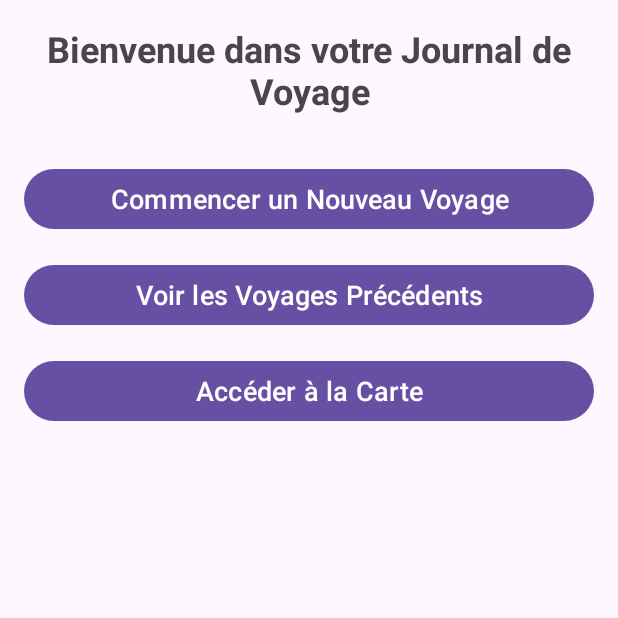
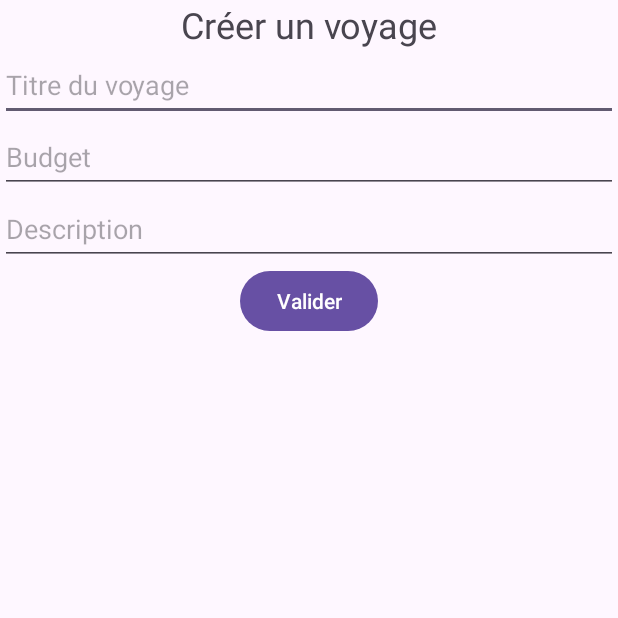
Before and after one commit to BastienLac/ProjetMobile, an Android app: the screen it shows after launch (MainActivity before the commit, CreateJourneyActivity after it), after a tap on "Commencer un Nouveau Voyage", on a phone screen of 412 x 824 dp, the top half of it. Run offline under Robolectric (Android 15) with nearby library versions, the phone set to English and light mode, and no system bars.

```diff
--- a/app/src/main/java/fr/android/projetmobile/model/Photo.java
+++ /dev/null
@@ -1,4 +0,0 @@
-package fr.android.projetmobile.model;
-
-public class Photo {
-}
--- /dev/null
+++ b/app/src/main/java/fr/android/projetmobile/outils/JourneyOpenHelper.java
@@ -0,0 +1,89 @@
+package fr.android.projetmobile.outils;
+
+
+import android.annotation.SuppressLint;
+import android.content.ContentValues;
+import android.content.Context;
+import android.database.Cursor;
+import android.database.sqlite.SQLiteDatabase;
+import android.database.sqlite.SQLiteOpenHelper;
+
+import java.util.ArrayList;
+import java.util.List;
+
+import fr.android.projetmobile.model.Journey;
+
+public class JourneyOpenHelper extends SQLiteOpenHelper {
+    private static final String SQL_CREATE_ENTRIES =
+            "CREATE TABLE " + Journey.JourneyEntry.TABLE_NAME + " (" +
+            Journey.JourneyEntry.COLUMN_NAME_ID + " INTEGER PRIMARY KEY AUTOINCREMENT NOT NULL," +
+            Journey.JourneyEntry.COLUMN_NAME_TITLE + " TEXT," +
+            Journey.JourneyEntry.COLUMN_NAME_BUDGET + " REAL," +
+            Journey.JourneyEntry.COLUMN_NAME_DESCRIPTION + " TEXT)";
+
+    private static final String SQL_DELETE_ENTRIES =
+            "DROP TABLE IF EXISTS " + Journey.JourneyEntry.TABLE_NAME;
+
+    public static final int DATABASE_VERSION = 1;
+    public static final String DATABASE_NAME = "Journey.db";
+
+    public JourneyOpenHelper(Context context) {
+        super(context, DATABASE_NAME, null, DATABASE_VERSION);
+    }
+
+    public void onCreate(SQLiteDatabase db) {
+        db.execSQL(SQL_CREATE_ENTRIES);
+    }
+    public void onUpgrade(SQLiteDatabase db, int oldVersion, int newVersion) {
+        db.execSQL(SQL_DELETE_ENTRIES);
+        onCreate(db);
+    }
+    public void onDowngrade(SQLiteDatabase db, int oldVersion, int newVersion) {
+        onUpgrade(db, oldVersion, newVersion);
+    }
+
+    public void addJourney(Journey journey) {
+        SQLiteDatabase db = this.getWritableDatabase();
+
+        ContentValues values = new ContentValues();
+        values.put(Journey.JourneyEntry.COLUMN_NAME_TITLE, journey.getTitle());
+        values.put(Journey.JourneyEntry.COLUMN_NAME_BUDGET, journey.getBudget());
+        values.put(Journey.JourneyEntry.COLUMN_NAME_DESCRIPTION, journey.getDescription());
+
+        long newRowId = db.insert(Journey.JourneyEntry.TABLE_NAME, null, values);
+        journey.setId(newRowId);
+    }
+
+    public void deleteJourney(Journey journey) {
+        SQLiteDatabase db = this.getWritableDatabase();
+        db.delete(Journey.JourneyEntry.TABLE_NAME, Journey.JourneyEntry.COLUMN_NAME_ID + " = ?",
+                new String[]{String.valueOf(journey.getId())});
+        db.close();
+    }
+
+    @SuppressLint("Range")
+    public List<Journey> getAllJourneys() {
+        List<Journey> journeyList = new ArrayList<>();
+
+        String selectQuery = "SELECT  * FROM " + Journey.JourneyEntry.TABLE_NAME;
+
+        SQLiteDatabase db = this.getWritableDatabase();
+        Cursor cursor = db.rawQuery(selectQuery, null);
+
+        if (cursor.moveToFirst()) {
+            do {
+                Journey journey = new Journey();
+                journey.setId(cursor.getLong(cursor.getColumnIndex(Journey.JourneyEntry.COLUMN_NAME_ID)));
+                journey.setTitle(cursor.getString(cursor.getColumnIndex(Journey.JourneyEntry.COLUMN_NAME_TITLE)));
+                journey.setBudget(cursor.getDouble(cursor.getColumnIndex(Journey.JourneyEntry.COLUMN_NAME_BUDGET)));
+                journey.setDescription(cursor.getString(cursor.getColumnIndex(Journey.JourneyEntry.COLUMN_NAME_DESCRIPTION)));
+                journeyList.add(journey);
+            } while (cursor.moveToNext());
+        }
+
+        cursor.close();
+        db.close();
+
+        return journeyList;
+    }
+}
--- a/app/src/main/java/fr/android/projetmobile/outils/MySqlOpenHelper.java
+++ /dev/null
@@ -1,4 +0,0 @@
-package fr.android.projetmobile.outils;
-
-public class MySqlOpenHelper {
-}
--- /dev/null
+++ b/app/src/main/java/fr/android/projetmobile/vue/CreateJourneyActivity.java
@@ -0,0 +1,54 @@
+package fr.android.projetmobile.vue;
+
+import androidx.appcompat.app.AppCompatActivity;
+import android.os.Bundle;
+import android.view.View;
+import android.widget.EditText;
+import android.widget.Toast;
+
+import fr.android.projetmobile.R;
+import fr.android.projetmobile.model.Journey;
+import fr.android.projetmobile.outils.JourneyOpenHelper;
+
+public class CreateJourneyActivity extends AppCompatActivity {
+
+    private EditText journeyTitle;
+    private EditText journeyBudget;
+    private EditText journeyDescription;
+    private JourneyOpenHelper journeyOpenHelper;
+
+    @Override
+    protected void onCreate(Bundle savedInstanceState) {
+        super.onCreate(savedInstanceState);
+        setContentView(R.layout.create_journey);
+
+        //on recupere les champs du formulaire
+        journeyTitle = findViewById(R.id.journeyTitle);
+        journeyBudget = findViewById(R.id.journeyBudget);
+        journeyDescription = findViewById(R.id.journeyDescription);
+
+        journeyOpenHelper = new JourneyOpenHelper(this);
+    }
+
+    public void validateJourney(View view) {
+        // on recupère les valeurs des champs
+        String title = journeyTitle.getText().toString();
+        String budget = journeyBudget.getText().toString();
+        String description = journeyDescription.getText().toString();
+
+        if (title.isEmpty() || budget.isEmpty()) {
+            Toast.makeText(this, "Veuillez remplir tous les champs", Toast.LENGTH_SHORT).show();
+            return;
+        }
+
+        Journey journey = new Journey(title, Double.parseDouble(budget), description);
+        journeyOpenHelper.addJourney(journey);
+
+        Toast.makeText(this, "Voyage ajouté avec succès", Toast.LENGTH_SHORT).show();
+
+        // redirige vers la page d'accueil
+        finish();
+    }
+
+
+}
--- a/app/src/main/java/fr/android/projetmobile/vue/MainActivity.java
+++ b/app/src/main/java/fr/android/projetmobile/vue/MainActivity.java
@@ -22,4 +22,14 @@ public class MainActivity extends AppCompatActivity {
         Intent intent = new Intent(MainActivity.this, MapActivity.class);
         startActivity(intent);
     }
+
+    public void CreateJourney(View view) {
+        Intent intent = new Intent(MainActivity.this, CreateJourneyActivity.class);
+        startActivity(intent);
+    }
+
+    public void DisplayJourney(View view) {
+        Intent intent = new Intent(MainActivity.this, DisplayJourneyActivity.class);
+        startActivity(intent);
+    }
 }
--- /dev/null
+++ b/app/src/main/res/layout/create_journey.xml
@@ -0,0 +1,60 @@
+<?xml version="1.0" encoding="utf-8"?>
+<androidx.constraintlayout.widget.ConstraintLayout xmlns:android="http://schemas.android.com/apk/res/android"
+    xmlns:app="http://schemas.android.com/apk/res-auto"
+    android:layout_width="match_parent"
+    android:layout_height="match_parent">
+
+    <TextView
+        android:id="@+id/Title"
+        android:layout_width="wrap_content"
+        android:layout_height="wrap_content"
+        android:text="Créer un voyage"
+        android:textSize="24sp"
+        app:layout_constraintEnd_toEndOf="parent"
+        app:layout_constraintStart_toStartOf="parent"
+        app:layout_constraintTop_toTopOf="parent" />
+
+    <EditText
+        android:id="@+id/journeyTitle"
+        android:layout_width="match_parent"
+        android:layout_height="wrap_content"
+        android:hint="Titre du voyage"
+        android:inputType="text"
+        android:minHeight="48dp"
+        app:layout_constraintEnd_toEndOf="parent"
+        app:layout_constraintStart_toStartOf="parent"
+        app:layout_constraintTop_toBottomOf="@+id/Title" />
+
+    <EditText
+        android:id="@+id/journeyBudget"
+        android:layout_width="match_parent"
+        android:layout_height="wrap_content"
+        android:hint="Budget"
+        android:inputType="numberDecimal"
+        android:minHeight="48dp"
+        app:layout_constraintEnd_toEndOf="parent"
+        app:layout_constraintStart_toStartOf="parent"
+        app:layout_constraintTop_toBottomOf="@+id/journeyTitle" />
+
+    <EditText
+        android:id="@+id/journeyDescription"
+        android:layout_width="match_parent"
+        android:layout_height="wrap_content"
+        android:hint="Description"
+        android:inputType="textMultiLine"
+        android:minHeight="48dp"
+        app:layout_constraintEnd_toEndOf="parent"
+        app:layout_constraintStart_toStartOf="parent"
+        app:layout_constraintTop_toBottomOf="@+id/journeyBudget" />
+
+    <Button
+        android:id="@+id/validateButton"
+        android:layout_width="wrap_content"
+        android:layout_height="wrap_content"
+        android:text="Valider"
+        android:onClick="validateJourney"
+        app:layout_constraintTop_toBottomOf="@+id/journeyDescription"
+        app:layout_constraintEnd_toEndOf="parent"
+        app:layout_constraintStart_toStartOf="parent" />
+
+</androidx.constraintlayout.widget.ConstraintLayout>
--- a/app/src/main/res/values/colors.xml
+++ b/app/src/main/res/values/colors.xml
@@ -2,4 +2,6 @@
 <resources>
     <color name="black">#FF000000</color>
     <color name="white">#FFFFFFFF</color>
+    <color name="colorPrimary">#FF6200EE</color>
+    <color name="colorAccent">#FF03DAC5</color>
 </resources>
--- a/app/src/main/res/values/strings.xml
+++ b/app/src/main/res/values/strings.xml
@@ -1,6 +1,8 @@
 <resources>
     <string name="app_name">ProjetMobile</string>
     <string name="start_voyage">Commencer un Nouveau Voyage</string>
+    <string name="display_voyage">Consulter vos Voyages</string>
     <string name="last_voyages">Voir les Voyages Précédents</string>
     <string name="access_map">Accéder à la Carte</string>
+    <string name="delete">Supprimer</string>
 </resources>
```
Also changed, not shown: app/src/main/AndroidManifest.xml (+10 -0 lines), app/src/main/java/fr/android/projetmobile/model/Journey.java (added, +59 -0 lines), app/src/main/java/fr/android/projetmobile/vue/DisplayJourneyActivity.java (added, +29 -0 lines), app/src/main/java/fr/android/projetmobile/vue/JourneyAdapter.java (added, +77 -0 lines), app/src/main/res/layout/activity_main.xml (+11 -2 lines), app/src/main/res/layout/display_journey.xml (added, +15 -0 lines), app/src/main/res/layout/journey_item.xml (added, +58 -0 lines).
